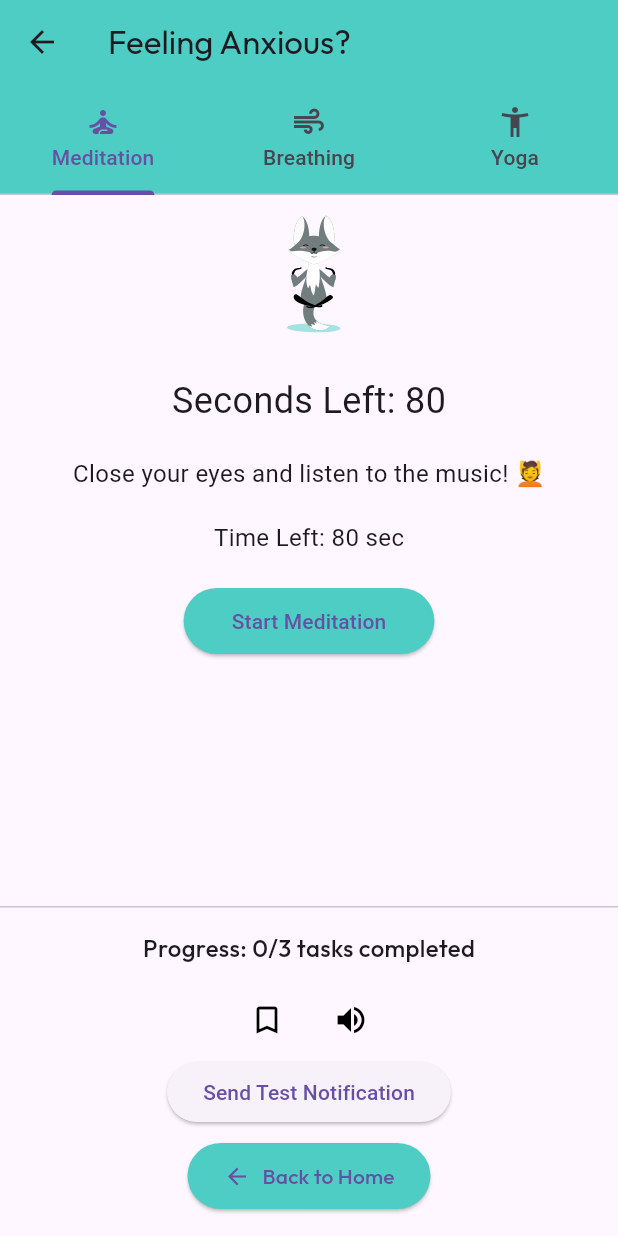
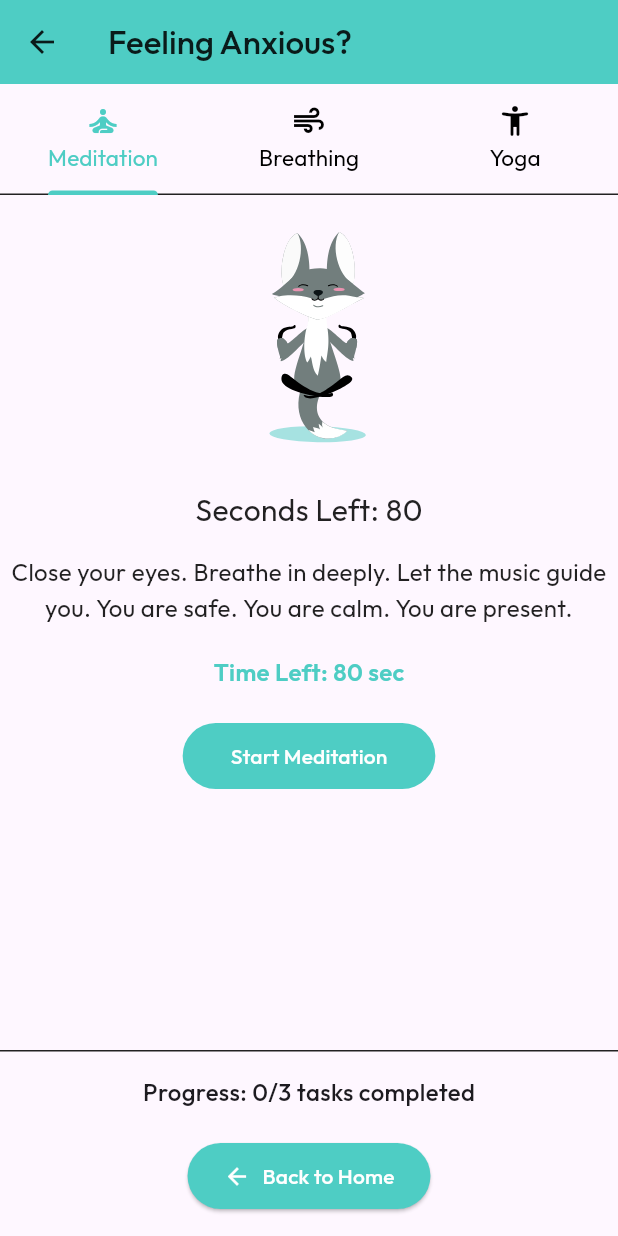
Before and after one commit to ChathraNavoda/Mentro, a Flutter app: the AnxiousScreen screen opened directly, on a phone screen of 412 x 824 dp. Run offline on Flutter 3.47's test engine with Material 3 defaults, Android fonts, the phone set to English and light mode, and no system bars; our stand-ins replace cloud_firestore, confetti, firebase_auth, firebase_core, firebase_messaging, fl_chart and 11 more; missing offline and left inert: simple_ripple_animation; accounts and stored records are empty; network calls fail.

Commit message:
refine anxious screen

```diff
--- a/lib/presentation/screens/home/emotions/anxious_screen.dart
+++ b/lib/presentation/screens/home/emotions/anxious_screen.dart
@@ -8,7 +8,6 @@ import 'package:flutter_local_notifications/flutter_local_notifications.dart';
 import 'package:google_fonts/google_fonts.dart';
 import 'package:just_audio/just_audio.dart';
 import 'package:lottie/lottie.dart';
-import 'package:mentro/core/services/notification/notification_service.dart';
 import 'package:mentro/core/services/notification/reminder_service.dart';
 import 'package:permission_handler/permission_handler.dart';
 import 'package:shared_preferences/shared_preferences.dart';
@@ -27,8 +26,6 @@ class _AnxiousScreenState extends State<AnxiousScreen>
   late ConfettiController _confettiController;
   late TabController _tabController;
   final Set<int> _completedTasks = {};
-  bool _isBookmarked = false;
-  bool _isSoundOn = true;
   bool _wasAllCompletedBefore = false;
   Timer? _countdownTimer;
   Duration? _timeLeft;
@@ -44,7 +41,7 @@ class _AnxiousScreenState extends State<AnxiousScreen>
 
     // ✅ Check immediately and periodically every minute
     checkCompletionState();
-    Timer.periodic(const Duration(minutes: 1), (timer) {
+    Timer.periodic(const Duration(seconds: 1), (timer) {
       if (!mounted) return;
       checkCompletionState();
     });
@@ -72,21 +69,32 @@ class _AnxiousScreenState extends State<AnxiousScreen>
     String twoDigits(int n) => n.toString().padLeft(2, '0');
     final hours = twoDigits(_timeLeft!.inHours);
     final minutes = twoDigits(_timeLeft!.inMinutes.remainder(60));
+    final seconds = twoDigits(_timeLeft!.inSeconds.remainder(60));
 
     return Container(
       width: double.infinity,
-      color: Colors.amber.shade100,
       padding: const EdgeInsets.symmetric(vertical: 12, horizontal: 16),
       child: Row(
         mainAxisAlignment: MainAxisAlignment.center,
         children: [
-          const Icon(Icons.timer, color: Colors.black87),
+          const Icon(Icons.timer, color: Color(0xFF4ECDC4)),
           const SizedBox(width: 8),
           Text(
-            'Come back in $hours:$minutes to restart your journey 🧘‍♀️',
+            'Your journey will be restarted in',
             style: GoogleFonts.outfit(
               fontSize: 14,
               color: Colors.black87,
+            ),
+          ),
+          SizedBox(
+            width: 8,
+          ),
+          Text(
+            '$hours:$minutes:$seconds',
+            style: GoogleFonts.outfit(
+              fontSize: 14,
+              color: const Color.fromARGB(224, 255, 13, 0),
+              fontWeight: FontWeight.w700,
             ),
           ),
         ],
@@ -107,46 +115,6 @@ class _AnxiousScreenState extends State<AnxiousScreen>
     );
   }
 
-  // Future<void> checkCompletionState() async {
-  //   final prefs = await SharedPreferences.getInstance();
-  //   final String? uid = FirebaseAuth.instance.currentUser?.uid;
-  //   if (uid == null || !mounted) return;
-
-  //   final savedTasks = prefs.getStringList('completed_tasks_$uid');
-  //   final timeString = prefs.getString('completion_time_$uid');
-
-  //   if (savedTasks != null && timeString != null) {
-  //     final savedTime = DateTime.parse(timeString);
-  //     final now = DateTime.now();
-
-  //     final isExpired = now.difference(savedTime).inHours >= 24;
-
-  //     final completedCount = savedTasks.length;
-
-  //     if (isExpired && completedCount < 3 && completedCount > 0) {
-  //       // ✅ Notify instantly if expired and incomplete
-  //       await NotificationService.showNotification(
-  //         title: 'Tasks Incomplete',
-  //         body:
-  //             'You haven’t completed your 3 calm tasks today. Time to check in!',
-  //       );
-
-  //       // Reset timer so we don’t show again immediately
-  //       await prefs.setString(
-  //         'completion_time_$uid',
-  //         now.toIso8601String(),
-  //       );
-  //     }
-
-  //     // Restore local UI state
-  //     setState(() {
-  //       _completedTasks
-  //         ..clear()
-  //         ..addAll(savedTasks.map(int.parse));
-  //       _wasAllCompletedBefore = completedCount == 3;
-  //     });
-  //   }
-  // }
   Future<bool> checkCompletionState() async {
     final prefs = await SharedPreferences.getInstance();
     final String? uid = FirebaseAuth.instance.currentUser?.uid;
@@ -311,20 +279,36 @@ class _AnxiousScreenState extends State<AnxiousScreen>
 
     return Scaffold(
       appBar: AppBar(
-        title: Text('Feeling Anxious?', style: GoogleFonts.outfit()),
-        backgroundColor: const Color(0xFF4ECDC4),
-        bottom: TabBar(
-          controller: _tabController,
-          tabs: const [
-            Tab(icon: Icon(Icons.self_improvement), text: 'Meditation'),
-            Tab(icon: Icon(Icons.air), text: 'Breathing'),
-            Tab(icon: Icon(Icons.accessibility_new), text: 'Yoga'),
-          ],
+        backgroundColor: const Color(0xFF4ECDC4), // ✅ AppBar only
+        iconTheme: const IconThemeData(color: Colors.black87),
+        title: Text(
+          'Feeling Anxious?',
+          style: GoogleFonts.outfit(
+            fontSize: 22,
+            color: Colors.black87,
+            fontWeight: FontWeight.w500,
           ),
+        ),
+        elevation: 0,
       ),
       body: Column(
         children: [
-          buildCountdownBanner(),
+          TabBar(
+            controller: _tabController,
+            labelColor: const Color(0xFF4ECDC4),
+            unselectedLabelColor: Colors.black,
+            dividerColor: Colors.black87,
+            indicatorColor: const Color(0xFF4ECDC4),
+            unselectedLabelStyle:
+                GoogleFonts.outfit(fontSize: 15, fontWeight: FontWeight.w400),
+            labelStyle:
+                GoogleFonts.outfit(fontSize: 15, fontWeight: FontWeight.w400),
+            tabs: const [
+              Tab(icon: Icon(Icons.self_improvement_sharp), text: 'Meditation'),
+              Tab(icon: Icon(Icons.air), text: 'Breathing'),
+              Tab(icon: Icon(Icons.accessibility_new_rounded), text: 'Yoga'),
+            ],
+          ),
           Expanded(
             child: TabBarView(
               controller: _tabController,
@@ -335,7 +319,7 @@ class _AnxiousScreenState extends State<AnxiousScreen>
               ],
             ),
           ),
-          const Divider(height: 1),
+          const Divider(height: 1, color: Colors.black87),
           Padding(
             padding: const EdgeInsets.all(16),
             child: Column(
@@ -348,72 +332,27 @@ class _AnxiousScreenState extends State<AnxiousScreen>
                       fontSize: 16, fontWeight: FontWeight.w500),
                 ),
                 const SizedBox(height: 12),
-                Row(
-                  mainAxisAlignment: MainAxisAlignment.center,
-                  children: [
-                    IconButton(
-                      icon: Icon(
-                        _isBookmarked ? Icons.bookmark : Icons.bookmark_border,
-                        color: Colors.black,
-                      ),
-                      onPressed: () {
-                        setState(() {
-                          _isBookmarked = !_isBookmarked;
-                        });
-                      },
-                    ),
-                    const SizedBox(width: 8),
                 Align(
-                      alignment: Alignment.topCenter,
-                      child: buildStarConfetti(),
-                    ),
-                    IconButton(
-                      icon: Icon(
-                        _isSoundOn ? Icons.volume_up : Icons.volume_off,
-                        color: Colors.black,
-                      ),
-                      onPressed: () {
-                        setState(() {
-                          _isSoundOn = !_isSoundOn;
-                        });
-                      },
-                    ),
-                  ],
-                ),
-                ElevatedButton(
-                  onPressed: () {
-                    NotificationService.showNotification(
-                      title: 'Test Notification',
-                      body: 'This is just a test 🎉',
-                    );
-                  },
-                  child: Text('Send Test Notification'),
-                ),
-                // ElevatedButton(
-                //   onPressed: () {
-                //     NotificationService.debugScheduledNotification();
-                //   },
-                //   child: Text('10s'),
-                // ),
-                // ElevatedButton(
-                //   onPressed: () async {
-                //     await _requestNotificationPermission();
-                //     await NotificationService.scheduleTestNotification();
-                //   },
-                //   child: Text('🔔 Schedule 10s Test Notification'),
-                // ),
+                    alignment: Alignment.topCenter, child: buildStarConfetti()),
+                buildCountdownBanner(),
                 const SizedBox(height: 8),
                 ElevatedButton.icon(
                   onPressed: () => Navigator.pop(context),
-                  icon: const Icon(Icons.arrow_back),
-                  label: Text('Back to Home', style: GoogleFonts.outfit()),
+                  icon: const Icon(Icons.arrow_back, color: Colors.white),
+                  label: Text(
+                    'Back to Home',
+                    style: GoogleFonts.outfit(
+                      fontSize: 14,
+                      color: Colors.white,
+                      fontWeight: FontWeight.w500,
+                    ),
+                  ),
                   style: ElevatedButton.styleFrom(
                     backgroundColor: const Color(0xFF4ECDC4),
                     padding: const EdgeInsets.symmetric(
                         horizontal: 24, vertical: 12),
                     shape: RoundedRectangleBorder(
-                      borderRadius: BorderRadius.circular(24),
-                    ),
+                        borderRadius: BorderRadius.circular(24)),
                   ),
                 ),
               ],
@@ -430,7 +369,7 @@ class _AnxiousScreenState extends State<AnxiousScreen>
 class _MeditationWidget extends StatefulWidget {
   final VoidCallback onMeditationComplete;
 
-  const _MeditationWidget({super.key, required this.onMeditationComplete});
+  const _MeditationWidget({required this.onMeditationComplete});
 
   @override
   State<_MeditationWidget> createState() => _MeditationWidgetState();
@@ -468,7 +407,7 @@ class _MeditationWidgetState extends State<_MeditationWidget> {
       _isPlaying = true;
       _completed = false;
       _showRestart = false;
-      _secondsLeft = 3;
+      _secondsLeft = 80;
     });
 
     final random = Random();
@@ -514,34 +453,47 @@ class _MeditationWidgetState extends State<_MeditationWidget> {
 
   @override
   Widget build(BuildContext context) {
-    return Column(
+    return Center(
+      child: Column(
         children: [
           Lottie.asset(
             'assets/lottie/meditation2.json',
-          height: 100,
+            height: 180,
             repeat: _isPlaying,
           ),
-        const SizedBox(height: 20),
+          const SizedBox(height: 15),
           Text(
             _completed ? 'Meditation Complete!' : 'Seconds Left: $_secondsLeft',
-          style: const TextStyle(fontSize: 24),
+            style: GoogleFonts.outfit(fontSize: 20, color: Colors.black87),
           ),
-        const SizedBox(height: 20),
-        Text(
+          const SizedBox(height: 15),
+          Align(
+            alignment: Alignment.center,
+            child: Text(
               _completed
-              ? 'Meditation Complete!'
-              : 'Close your eyes and listen to the music! 💆',
-          style: const TextStyle(fontSize: 16),
+                  ? 'You did great!'
+                  : 'Close your eyes. Breathe in deeply. Let the music guide you. You are safe. You are calm. You are present.',
+              textAlign: TextAlign.center,
+              style: GoogleFonts.outfit(
+                fontSize: 16,
+                color: Colors.black87,
+                height: 1.5,
+              ),
+            ),
           ),
           const SizedBox(height: 20),
           Text(
             'Time Left: $_secondsLeft sec',
-          style: const TextStyle(fontSize: 16),
+            style: GoogleFonts.outfit(
+                fontSize: 16,
+                color: Color(0xFF4ECDC4),
+                fontWeight: FontWeight.w600),
           ),
           const SizedBox(height: 20),
           ElevatedButton(
             onPressed: _isPlaying ? null : startMeditation,
             style: ElevatedButton.styleFrom(
+              elevation: 0,
               backgroundColor: const Color(0xFF4ECDC4),
               padding: const EdgeInsets.symmetric(horizontal: 32, vertical: 12),
               shape: RoundedRectangleBorder(
@@ -550,11 +502,19 @@ class _MeditationWidgetState extends State<_MeditationWidget> {
             ),
             child: Text(
               _completed
-                ? (_showRestart ? 'Restart Meditation' : 'Meditation Complete!')
+                  ? (_showRestart
+                      ? 'Restart Meditation'
+                      : 'Meditation Complete!')
                   : 'Start Meditation',
+              style: GoogleFonts.outfit(
+                fontSize: 14,
+                color: Colors.white,
+                fontWeight: FontWeight.w500,
+              ),
             ),
           ),
         ],
+      ),
     );
   }
 }
@@ -573,8 +533,8 @@ class BreathingTab extends StatefulWidget {
 class _BreathingTabState extends State<BreathingTab>
     with SingleTickerProviderStateMixin {
   late AnimationController _controller;
-  late Timer _timer;
-  int _secondsLeft = 3;
+  Timer? _timer;
+  int _secondsLeft = 60;
   int _currentIndex = 0;
   bool _isPlaying = false;
   bool _completed = false;
@@ -591,7 +551,7 @@ class _BreathingTabState extends State<BreathingTab>
     super.initState();
     _controller = AnimationController(
       vsync: this,
-      duration: const Duration(seconds: 4),
+      duration: const Duration(seconds: 5),
     );
   }
 
@@ -602,18 +562,18 @@ class _BreathingTabState extends State<BreathingTab>
       _isPlaying = true;
       _completed = false;
       _showRestart = false;
-      _secondsLeft = 3;
+      _secondsLeft = 60;
       _currentIndex = 0;
     });
 
     _controller.repeat(reverse: true);
 
-    _timer = Timer.periodic(const Duration(seconds: 4), (timer) {
+    _timer = Timer.periodic(const Duration(seconds: 1), (timer) {
       if (!mounted) return;
 
       setState(() {
         _currentIndex = (_currentIndex + 1) % _breathingText.length;
-        _secondsLeft -= 4;
+        _secondsLeft -= 5;
       });
 
       if (_secondsLeft <= 0) {
@@ -640,7 +600,7 @@ class _BreathingTabState extends State<BreathingTab>
 
   @override
   void dispose() {
-    _timer.cancel();
+    _timer?.cancel();
     _controller.dispose();
     super.dispose();
   }
@@ -668,25 +628,17 @@ class _BreathingTabState extends State<BreathingTab>
         const SizedBox(height: 30),
         Text(
           _completed ? 'Breathing Complete!' : _breathingText[_currentIndex],
-          style: const TextStyle(fontSize: 24, fontWeight: FontWeight.bold),
+          style: GoogleFonts.outfit(fontSize: 20, color: Colors.black87),
         ),
         const SizedBox(height: 16),
         Text(
           'Time Left: $_secondsLeft sec',
-          style: const TextStyle(fontSize: 16),
+          style: GoogleFonts.outfit(
+              fontSize: 16,
+              color: Color(0xFF4ECDC4),
+              fontWeight: FontWeight.w600),
         ),
         const SizedBox(height: 30),
-        // ElevatedButton(
-        //   onPressed: _isPlaying ? null : startBreathing,
-        //   style: ElevatedButton.styleFrom(
-        //     backgroundColor: const Color(0xFF4ECDC4),
-        //     padding: const EdgeInsets.symmetric(horizontal: 32, vertical: 12),
-        //     shape: RoundedRectangleBorder(
-        //       borderRadius: BorderRadius.circular(24),
-        //     ),
-        //   ),
-        //   child: Text(_completed ? 'Completed' : 'Start Breathing'),
-        // ),
         ElevatedButton(
           onPressed: _isPlaying
               ? null
@@ -704,6 +656,11 @@ class _BreathingTabState extends State<BreathingTab>
             _completed
                 ? (_showRestart ? 'Restart Breathing' : 'Completed')
                 : 'Start Breathing',
+            style: GoogleFonts.outfit(
+              fontSize: 14,
+              color: Colors.white,
+              fontWeight: FontWeight.w500,
+            ),
           ),
         ),
       ],
@@ -741,22 +698,25 @@ class _YogaTabState extends State<YogaTab> {
   final List<YogaPose> poses = [
     YogaPose(
       name: "Cat-Cow Pose",
-      benefit: "Increases flexibility of the spine.",
-      duration: 3,
+      benefit:
+          "Improves spinal flexibility and posture while relieving back and neck tension.",
+      duration: 180,
       animationUrl:
           "https://raw.githubusercontent.com/ChathraNavoda/Mentro/main/assets/gif/cat_cow_pose.gif",
     ),
     YogaPose(
-      name: "Cat-Cow",
-      benefit: "Releases back tension and syncs breath.",
-      duration: 3,
+      name: "Child's Pose",
+      benefit:
+          "Gently stretches the back, hips, and thighs while calming the mind and relieving stress.",
+      duration: 180,
       animationUrl:
           "https://raw.githubusercontent.com/ChathraNavoda/Mentro/main/assets/gif/child_pose.gif",
     ),
     YogaPose(
-      name: "Legs Up the Wall",
-      benefit: "Improves blood flow and eases anxiety.",
-      duration: 3,
+      name: "Triangle Pose",
+      benefit:
+          "Strengthens legs and stretches the hips, spine, and chest while improving balance and digestion.",
+      duration: 180,
       animationUrl:
           "https://raw.githubusercontent.com/ChathraNavoda/Mentro/main/assets/gif/triangle_pose.gif",
     ),
@@ -841,31 +801,28 @@ class _YogaTabState extends State<YogaTab> {
         mainAxisAlignment: MainAxisAlignment.center,
         children: [
           Image.network(pose.animationUrl),
-          const SizedBox(height: 20),
+          const SizedBox(height: 15),
+          Text(pose.name,
+              style: GoogleFonts.outfit(fontSize: 20, color: Colors.black87)),
+          const SizedBox(height: 5),
+          Text(pose.benefit,
+              textAlign: TextAlign.center,
+              style: GoogleFonts.outfit(fontSize: 14, color: Colors.black87)),
+          const SizedBox(height: 10),
+          if (_allComplete)
             Text(
-            pose.name,
-            style: const TextStyle(fontSize: 24, fontWeight: FontWeight.bold),
-          ),
-          const SizedBox(height: 10),
-          Text(
-            pose.benefit,
-            textAlign: TextAlign.center,
-            style: const TextStyle(fontSize: 16),
-          ),
-          const SizedBox(height: 20),
-          if (_allComplete)
-            const Text(
-              "🎉 Yoga Session Complete!",
-              style: TextStyle(fontSize: 20, fontWeight: FontWeight.bold),
+              "Yoga Session Complete!",
+              style: GoogleFonts.outfit(fontSize: 20, color: Colors.black87),
             )
           else if (isStarted)
             Text(
-              isPoseComplete
-                  ? "✅ Pose Complete!"
-                  : "Time Left: $secondsLeft sec",
-              style: const TextStyle(fontSize: 18),
+              isPoseComplete ? "Pose Complete!" : "Time Left: $secondsLeft sec",
+              style: GoogleFonts.outfit(
+                  fontSize: 16,
+                  color: Color(0xFF4ECDC4),
+                  fontWeight: FontWeight.w600),
             ),
-          const SizedBox(height: 20),
+          const SizedBox(height: 10),
           ElevatedButton(
             onPressed: _allComplete
                 ? resetSession
@@ -883,6 +840,11 @@ class _YogaTabState extends State<YogaTab> {
                   : (isStarted
                       ? (isPoseComplete ? "Next Pose" : "In Progress...")
                       : "Start Pose"),
+              style: GoogleFonts.outfit(
+                fontSize: 14,
+                color: Colors.white,
+                fontWeight: FontWeight.w500,
+              ),
             ),
           ),
         ],
```
Lines whose indentation alone changed are shown as unchanged.
